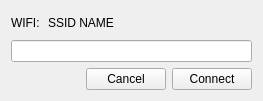
Above: k1160pro/HNWidgets/hnpassworddialog.ui from photonlili/K1160 before the change. Below: the same form after it.
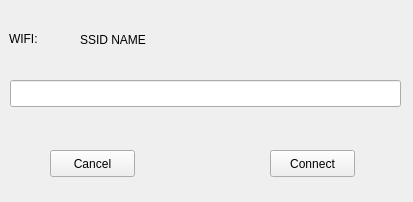
That is the form after the change. Custom widgets are drawn as their Qt base class.

```diff
--- a/k1160pro/HNWidgets/hnpassworddialog.ui
+++ b/k1160pro/HNWidgets/hnpassworddialog.ui
@@ -6,72 +6,75 @@
    <rect>
     <x>0</x>
     <y>0</y>
-    <width>263</width>
-    <height>101</height>
+    <width>413</width>
+    <height>202</height>
    </rect>
   </property>
   <property name="windowTitle">
    <string>Password</string>
   </property>
-  <layout class="QGridLayout" name="gridLayout">
-   <item row="2" column="0">
-    <spacer name="horizontalSpacer">
-     <property name="orientation">
-      <enum>Qt::Horizontal</enum>
-     </property>
-     <property name="sizeHint" stdset="0">
-      <size>
-       <width>40</width>
-       <height>20</height>
-      </size>
-     </property>
-    </spacer>
-   </item>
-   <item row="0" column="0">
     <widget class="QLabel" name="label">
+   <property name="geometry">
+    <rect>
+     <x>9</x>
+     <y>30</y>
+     <width>61</width>
+     <height>17</height>
+    </rect>
+   </property>
      <property name="text">
       <string>WIFI:</string>
      </property>
     </widget>
-   </item>
-   <item row="1" column="0" colspan="4">
-    <widget class="QLineEdit" name="lineEdit_ssid_password"/>
-   </item>
-   <item row="2" column="3">
+  <widget class="QLineEdit" name="lineEdit_ssid_password">
+   <property name="geometry">
+    <rect>
+     <x>10</x>
+     <y>80</y>
+     <width>391</width>
+     <height>27</height>
+    </rect>
+   </property>
+  </widget>
     <widget class="HNPushButton" name="pushButton_ssid_connect">
+   <property name="geometry">
+    <rect>
+     <x>270</x>
+     <y>150</y>
+     <width>85</width>
+     <height>27</height>
+    </rect>
+   </property>
      <property name="text">
       <string>Connect</string>
      </property>
     </widget>
-   </item>
-   <item row="0" column="1" colspan="3">
     <widget class="QLabel" name="label_ssid_name">
+   <property name="geometry">
+    <rect>
+     <x>80</x>
+     <y>31</y>
+     <width>311</width>
+     <height>17</height>
+    </rect>
+   </property>
      <property name="text">
       <string>SSID NAME</string>
      </property>
     </widget>
-   </item>
-   <item row="2" column="1">
-    <spacer name="horizontalSpacer_2">
-     <property name="orientation">
-      <enum>Qt::Horizontal</enum>
-     </property>
-     <property name="sizeHint" stdset="0">
-      <size>
-       <width>40</width>
-       <height>20</height>
-      </size>
-     </property>
-    </spacer>
-   </item>
-   <item row="2" column="2">
     <widget class="QPushButton" name="btnCancel">
+   <property name="geometry">
+    <rect>
+     <x>50</x>
+     <y>150</y>
+     <width>85</width>
+     <height>27</height>
+    </rect>
+   </property>
      <property name="text">
       <string>Cancel</string>
      </property>
     </widget>
-   </item>
-  </layout>
  </widget>
  <customwidgets>
   <customwidget>
```
Lines whose indentation alone changed are shown as unchanged.
